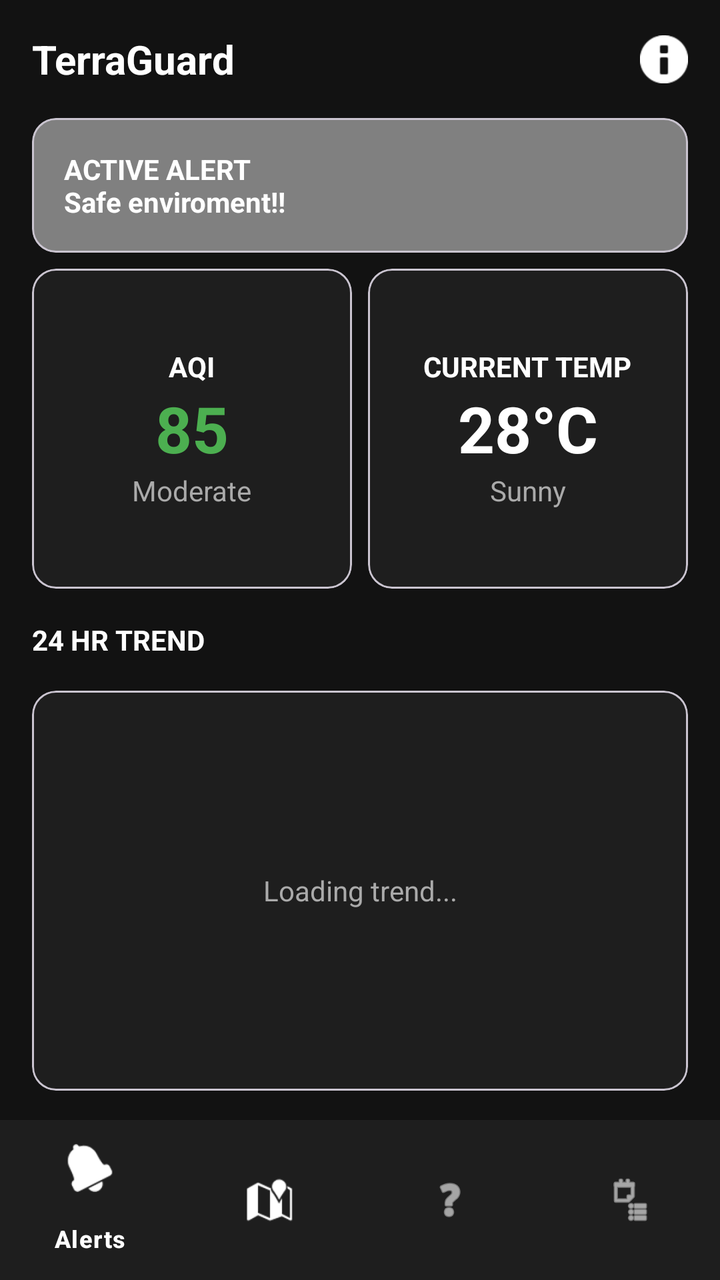
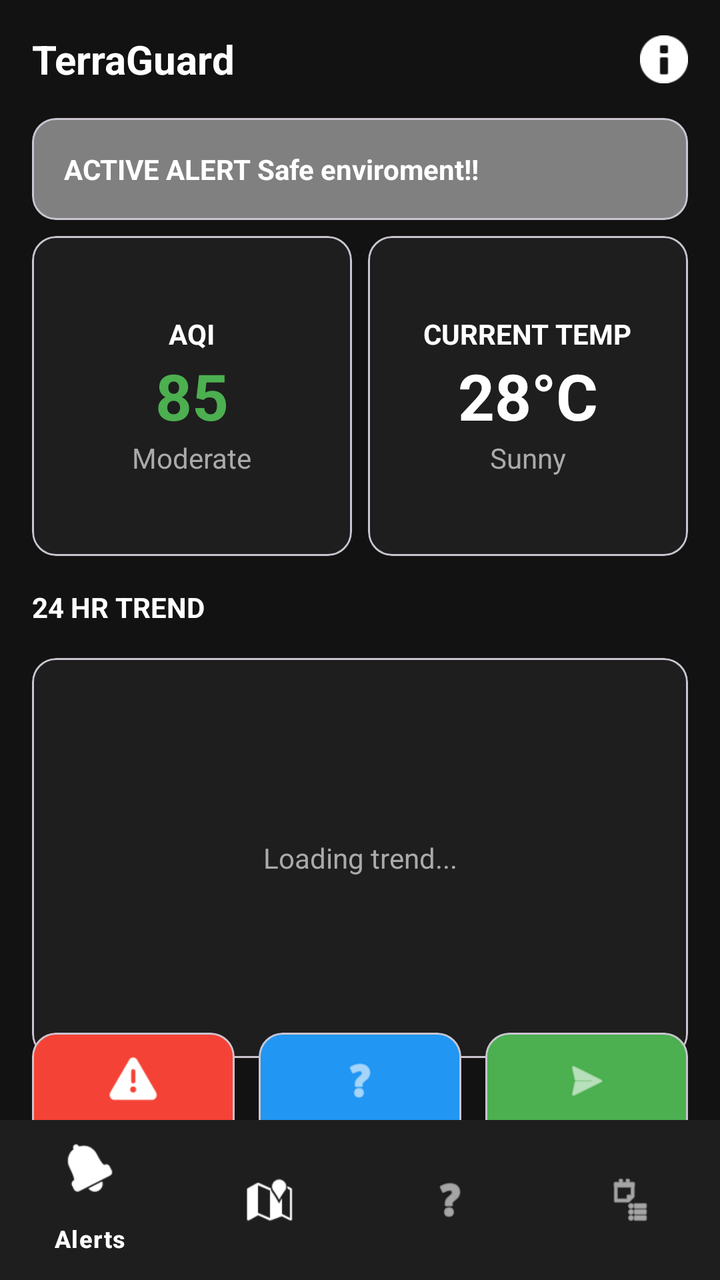

Compare the two renders of this Android layout. The source of the first and the diff that turns it into the second are given below.
<!-- AndroidManifest.xml: application theme Theme.TeraGaurd -->
<!-- res/layout/activity_main.xml -->
<?xml version="1.0" encoding="utf-8"?>
<androidx.constraintlayout.widget.ConstraintLayout
    xmlns:android="http://schemas.android.com/apk/res/android"
    xmlns:app="http://schemas.android.com/apk/res-auto"
    android:id="@+id/main"
    android:layout_width="match_parent"
    android:layout_height="match_parent"
    android:background="#121212">

    
    <TextView
        android:id="@+id/txtTitle"
        android:layout_width="wrap_content"
        android:layout_height="wrap_content"
        android:text="TerraGuard"
        android:textSize="20sp"
        android:textStyle="bold"
        android:textColor="@android:color/white"
        android:layout_marginTop="16dp"
        android:layout_marginStart="16dp"
        app:layout_constraintTop_toTopOf="parent"
        app:layout_constraintStart_toStartOf="parent"/>

    <ImageView
        android:id="@+id/imgNotify"
        android:layout_width="24dp"
        android:layout_height="24dp"
        android:src="@android:drawable/ic_dialog_info"
        app:tint="@android:color/white"
        android:contentDescription="@string/notifications"
        android:layout_marginEnd="16dp"
        app:layout_constraintTop_toTopOf="@id/txtTitle"
        app:layout_constraintBottom_toBottomOf="@id/txtTitle"
        app:layout_constraintEnd_toEndOf="parent"/>

    
    <com.google.android.material.card.MaterialCardView
        android:id="@+id/cardAlert"
        android:layout_width="0dp"
        android:layout_height="wrap_content"
        android:layout_margin="16dp"
        app:cardBackgroundColor="#808080"
        app:layout_constraintTop_toBottomOf="@id/txtTitle"
        app:layout_constraintStart_toStartOf="parent"
        app:layout_constraintEnd_toEndOf="parent">

        <TextView
            android:id="@+id/txtAlert"
            android:layout_width="match_parent"
            android:layout_height="match_parent"
            android:padding="16dp"
            android:text="ACTIVE ALERT\nSafe enviroment!!"
            android:textColor="@android:color/white"
            android:textStyle="bold" />
    </com.google.android.material.card.MaterialCardView>

    
    <com.google.android.material.card.MaterialCardView
        android:id="@+id/cardAqi"
        android:layout_width="0dp"
        android:layout_height="160dp"
        android:layout_marginStart="16dp"
        android:layout_marginTop="8dp"
        android:layout_marginEnd="8dp"
        app:cardBackgroundColor="#1E1E1E"
        app:layout_constraintTop_toBottomOf="@id/cardAlert"
        app:layout_constraintStart_toStartOf="parent"
        app:layout_constraintEnd_toStartOf="@id/cardTemp">

        <LinearLayout
            android:layout_width="match_parent"
            android:layout_height="match_parent"
            android:orientation="vertical"
            android:gravity="center"
            android:padding="12dp">

            <TextView
                android:layout_width="wrap_content"
                android:layout_height="wrap_content"
                android:text="AQI"
                android:textColor="@android:color/white"
                android:textStyle="bold"/>

            <TextView
                android:id="@+id/txtAqi"
                android:layout_width="wrap_content"
                android:layout_height="wrap_content"
                android:text="85"
                android:textSize="32sp"
                android:textStyle="bold"
                android:textColor="#4CAF50"/>

            <TextView
                android:id="@+id/txtAqiStatus"
                android:layout_width="wrap_content"
                android:layout_height="wrap_content"
                android:text="Moderate"
                android:textColor="#AAAAAA"/>
        </LinearLayout>
    </com.google.android.material.card.MaterialCardView>

    
    <com.google.android.material.card.MaterialCardView
        android:id="@+id/cardTemp"
        android:layout_width="0dp"
        android:layout_height="160dp"
        android:layout_marginEnd="16dp"
        android:layout_marginTop="8dp"
        app:cardBackgroundColor="#1E1E1E"
        app:layout_constraintTop_toBottomOf="@id/cardAlert"
        app:layout_constraintStart_toEndOf="@id/cardAqi"
        app:layout_constraintEnd_toEndOf="parent">

        <LinearLayout
            android:layout_width="match_parent"
            android:layout_height="match_parent"
            android:orientation="vertical"
            android:gravity="center"
            android:padding="12dp">

            <TextView
                android:layout_width="wrap_content"
                android:layout_height="wrap_content"
                android:text="CURRENT TEMP"
                android:textColor="@android:color/white"
                android:textStyle="bold"/>

            <TextView
                android:id="@+id/txtTemp"
                android:layout_width="wrap_content"
                android:layout_height="wrap_content"
                android:text="28°C"
                android:textSize="32sp"
                android:textStyle="bold"
                android:textColor="@android:color/white"/>

            <TextView
                android:layout_width="wrap_content"
                android:layout_height="wrap_content"
                android:text="Sunny"
                android:textColor="#AAAAAA"/>
        </LinearLayout>
    </com.google.android.material.card.MaterialCardView>

    
    <TextView
        android:id="@+id/txtTrend"
        android:layout_width="wrap_content"
        android:layout_height="wrap_content"
        android:text="24 HR TREND"
        android:textColor="@android:color/white"
        android:textStyle="bold"
        android:layout_marginStart="16dp"
        android:layout_marginTop="16dp"
        app:layout_constraintTop_toBottomOf="@id/cardAqi"
        app:layout_constraintStart_toStartOf="parent"/>

    
    <com.google.android.material.card.MaterialCardView
        android:id="@+id/cardGraph"
        android:layout_width="0dp"
        android:layout_height="200dp"
        android:layout_margin="16dp"
        app:cardBackgroundColor="#1E1E1E"
        app:cardCornerRadius="12dp"
        app:layout_constraintTop_toBottomOf="@id/txtTrend"
        app:layout_constraintStart_toStartOf="parent"
        app:layout_constraintEnd_toEndOf="parent">

        <LinearLayout
            android:layout_width="match_parent"
            android:layout_height="match_parent"
            android:orientation="vertical"
            android:padding="12dp">

            
            <TextView
                android:id="@+id/txtChartLoading"
                android:layout_width="match_parent"
                android:layout_height="match_parent"
                android:gravity="center"
                android:text="Loading trend..."
                android:textColor="#AAAAAA"
                android:textSize="14sp"/>

            
            <com.github.mikephil.charting.charts.LineChart
                android:id="@+id/temperatureChart"
                android:layout_width="match_parent"
                android:layout_height="match_parent"
                android:visibility="gone"/>
        </LinearLayout>
    </com.google.android.material.card.MaterialCardView>

    
    <com.google.android.material.bottomnavigation.BottomNavigationView
        android:id="@+id/bottomNav"
        android:layout_width="0dp"
        android:layout_height="wrap_content"
        android:background="#1E1E1E"
        app:menu="@menu/bottom_menu"
        app:itemIconTint="@android:color/white"
        app:itemTextColor="@android:color/white"
        app:layout_constraintBottom_toBottomOf="parent"
        app:layout_constraintStart_toStartOf="parent"
        app:layout_constraintEnd_toEndOf="parent"/>

</androidx.constraintlayout.widget.ConstraintLayout>
<!-- resources referenced by this layout -->
<resources>
  <string name="notifications">Notifications</string>
  <style name="Theme.TeraGaurd" parent="Base.Theme.TeraGaurd" />
  <style name="Base.Theme.TeraGaurd" parent="Theme.Material3.DayNight.NoActionBar">
          
          
      </style>
</resources>

<!-- the commit's change to res/layout/activity_main.xml (unified diff, before → after) -->
@@ -12,7 +12,7 @@
         android:id="@+id/txtTitle"
         android:layout_width="wrap_content"
         android:layout_height="wrap_content"
-        android:text="TerraGuard"
+        android:text="@string/app_title"
         android:textSize="20sp"
         android:textStyle="bold"
         android:textColor="@android:color/white"
@@ -49,7 +49,7 @@
             android:layout_width="match_parent"
             android:layout_height="match_parent"
             android:padding="16dp"
-            android:text="ACTIVE ALERT\nSafe enviroment!!"
+            android:text="@string/active_alert_text"
             android:textColor="@android:color/white"
             android:textStyle="bold" />
     </com.google.android.material.card.MaterialCardView>
@@ -77,7 +77,7 @@
             <TextView
                 android:layout_width="wrap_content"
                 android:layout_height="wrap_content"
-                android:text="AQI"
+                android:text="@string/aqi_label"
                 android:textColor="@android:color/white"
                 android:textStyle="bold"/>
 
@@ -85,7 +85,7 @@
                 android:id="@+id/txtAqi"
                 android:layout_width="wrap_content"
                 android:layout_height="wrap_content"
-                android:text="85"
+                android:text="@string/aqi_value"
                 android:textSize="32sp"
                 android:textStyle="bold"
                 android:textColor="#4CAF50"/>
@@ -94,7 +94,7 @@
                 android:id="@+id/txtAqiStatus"
                 android:layout_width="wrap_content"
                 android:layout_height="wrap_content"
-                android:text="Moderate"
+                android:text="@string/aqi_status"
                 android:textColor="#AAAAAA"/>
         </LinearLayout>
     </com.google.android.material.card.MaterialCardView>
@@ -121,7 +121,7 @@
             <TextView
                 android:layout_width="wrap_content"
                 android:layout_height="wrap_content"
-                android:text="CURRENT TEMP"
+                android:text="@string/current_temp_label"
                 android:textColor="@android:color/white"
                 android:textStyle="bold"/>
 
@@ -129,7 +129,7 @@
                 android:id="@+id/txtTemp"
                 android:layout_width="wrap_content"
                 android:layout_height="wrap_content"
-                android:text="28°C"
+                android:text="@string/current_temp_value"
                 android:textSize="32sp"
                 android:textStyle="bold"
                 android:textColor="@android:color/white"/>
@@ -137,7 +137,7 @@
             <TextView
                 android:layout_width="wrap_content"
                 android:layout_height="wrap_content"
-                android:text="Sunny"
+                android:text="@string/weather_status"
                 android:textColor="#AAAAAA"/>
         </LinearLayout>
     </com.google.android.material.card.MaterialCardView>
@@ -147,7 +147,7 @@
         android:id="@+id/txtTrend"
         android:layout_width="wrap_content"
         android:layout_height="wrap_content"
-        android:text="24 HR TREND"
+        android:text="@string/trend_title"
         android:textColor="@android:color/white"
         android:textStyle="bold"
         android:layout_marginStart="16dp"
@@ -179,7 +179,7 @@
                 android:layout_width="match_parent"
                 android:layout_height="match_parent"
                 android:gravity="center"
-                android:text="Loading trend..."
+                android:text="@string/loading_trend"
                 android:textColor="#AAAAAA"
                 android:textSize="14sp"/>
 
@@ -191,6 +191,123 @@
                 android:visibility="gone"/>
         </LinearLayout>
     </com.google.android.material.card.MaterialCardView>
+
+    
+    <LinearLayout
+        android:id="@+id/quickActionsLayout"
+        android:layout_width="match_parent"
+        android:layout_height="wrap_content"
+        android:orientation="horizontal"
+        android:layout_marginHorizontal="16dp"
+        android:layout_marginTop="16dp"
+        app:layout_constraintTop_toBottomOf="@id/cardGraph"
+        app:layout_constraintBottom_toTopOf="@id/bottomNav"
+        app:layout_constraintStart_toStartOf="parent"
+        app:layout_constraintEnd_toEndOf="parent"
+        android:weightSum="3">
+
+        
+        <com.google.android.material.card.MaterialCardView
+            android:id="@+id/cardPanicMain"
+            android:layout_width="0dp"
+            android:layout_height="wrap_content"
+            android:layout_weight="1"
+            android:layout_marginEnd="8dp"
+            app:cardBackgroundColor="#F44336"
+            app:cardCornerRadius="12dp">
+            
+            <LinearLayout
+                android:layout_width="match_parent"
+                android:layout_height="wrap_content"
+                android:orientation="vertical"
+                android:padding="12dp"
+                android:gravity="center">
+                
+                <ImageView
+                    android:layout_width="24dp"
+                    android:layout_height="24dp"
+                    android:src="@android:drawable/ic_dialog_alert"
+                    app:tint="@android:color/white" />
+                    
+                <TextView
+                    android:layout_width="wrap_content"
+                    android:layout_height="wrap_content"
+                    android:layout_marginTop="8dp"
+                    android:text="Panic"
+                    android:textColor="@android:color/white"
+                    android:textSize="12sp"
+                    android:textStyle="bold" />
+            </LinearLayout>
+        </com.google.android.material.card.MaterialCardView>
+
+        
+        <com.google.android.material.card.MaterialCardView
+            android:id="@+id/cardFirstAidMain"
+            android:layout_width="0dp"
+            android:layout_height="wrap_content"
+            android:layout_weight="1"
+            android:layout_marginHorizontal="4dp"
+            app:cardBackgroundColor="#2196F3"
+            app:cardCornerRadius="12dp">
+            
+            <LinearLayout
+                android:layout_width="match_parent"
+                android:layout_height="wrap_content"
+                android:orientation="vertical"
+                android:padding="12dp"
+                android:gravity="center">
+                
+                <ImageView
+                    android:layout_width="24dp"
+                    android:layout_height="24dp"
+                    android:src="@android:drawable/ic_menu_help"
+                    app:tint="@android:color/white" />
+                    
+                <TextView
+                    android:layout_width="wrap_content"
+                    android:layout_height="wrap_content"
+                    android:layout_marginTop="8dp"
+                    android:text="First Aid"
+                    android:textColor="@android:color/white"
+                    android:textSize="12sp"
+                    android:textStyle="bold" />
+            </LinearLayout>
+        </com.google.android.material.card.MaterialCardView>
+
+        
+        <com.google.android.material.card.MaterialCardView
+            android:id="@+id/cardReportMain"
+            android:layout_width="0dp"
+            android:layout_height="wrap_content"
+            android:layout_weight="1"
+            android:layout_marginStart="8dp"
+            app:cardBackgroundColor="#4CAF50"
+            app:cardCornerRadius="12dp">
+            
+            <LinearLayout
+                android:layout_width="match_parent"
+                android:layout_height="wrap_content"
+                android:orientation="vertical"
+                android:padding="12dp"
+                android:gravity="center">
+                
+                <ImageView
+                    android:layout_width="24dp"
+                    android:layout_height="24dp"
+                    android:src="@android:drawable/ic_menu_send"
+                    app:tint="@android:color/white" />
+                    
+                <TextView
+                    android:layout_width="wrap_content"
+                    android:layout_height="wrap_content"
+                    android:layout_marginTop="8dp"
+                    android:text="Report"
+                    android:textColor="@android:color/white"
+                    android:textSize="12sp"
+                    android:textStyle="bold" />
+            </LinearLayout>
+        </com.google.android.material.card.MaterialCardView>
+    </LinearLayout>
 
     
     <com.google.android.material.bottomnavigation.BottomNavigationView
<!-- resource entries referenced after the edit -->
@@ -1,6 +1,17 @@
 <!-- resources referenced by this layout -->
 <resources>
+  <string name="active_alert_text">ACTIVE ALERT
+  Safe enviroment!!</string>
+  <string name="app_title">TerraGuard</string>
+  <string name="aqi_label">AQI</string>
+  <string name="aqi_status">Moderate</string>
+  <string name="aqi_value">85</string>
+  <string name="current_temp_label">CURRENT TEMP</string>
+  <string name="current_temp_value">28°C</string>
+  <string name="loading_trend">Loading trend...</string>
   <string name="notifications">Notifications</string>
+  <string name="trend_title">24 HR TREND</string>
+  <string name="weather_status">Sunny</string>
   <style name="Theme.TeraGaurd" parent="Base.Theme.TeraGaurd" />
   <style name="Base.Theme.TeraGaurd" parent="Theme.Material3.DayNight.NoActionBar">
           
